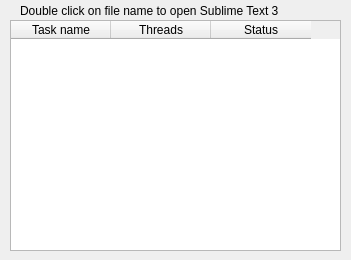
The window that infodialog.ui (DulovDmitry/OrcaLauncher) describes before a commit, drawn with Qt 5.
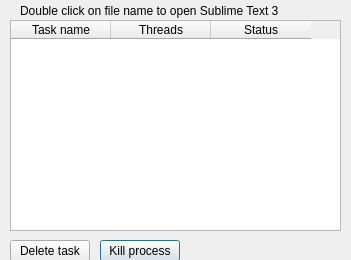
The same window after the commit.

The edit to the form file:
```diff
--- a/infodialog.ui
+++ b/infodialog.ui
@@ -31,7 +31,7 @@
      <x>10</x>
      <y>20</y>
      <width>331</width>
-     <height>231</height>
+     <height>211</height>
     </rect>
    </property>
    <property name="editTriggers">
@@ -66,6 +66,32 @@
     <string>Double click on file name to open Sublime Text 3</string>
    </property>
   </widget>
+  <widget class="QPushButton" name="pushButton">
+   <property name="geometry">
+    <rect>
+     <x>100</x>
+     <y>240</y>
+     <width>80</width>
+     <height>21</height>
+    </rect>
+   </property>
+   <property name="text">
+    <string>Kill process</string>
+   </property>
+  </widget>
+  <widget class="QPushButton" name="pushButton_2">
+   <property name="geometry">
+    <rect>
+     <x>10</x>
+     <y>240</y>
+     <width>80</width>
+     <height>21</height>
+    </rect>
+   </property>
+   <property name="text">
+    <string>Delete task</string>
+   </property>
+  </widget>
  </widget>
  <resources/>
  <connections/>
```
